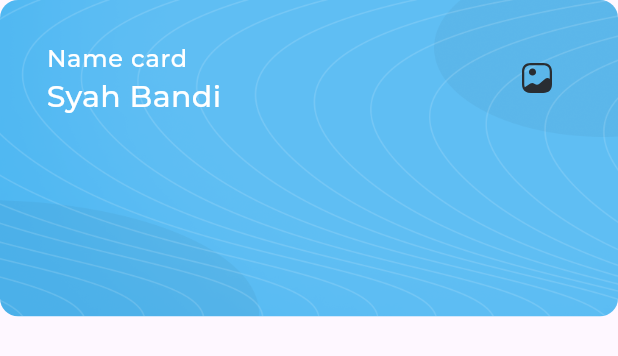
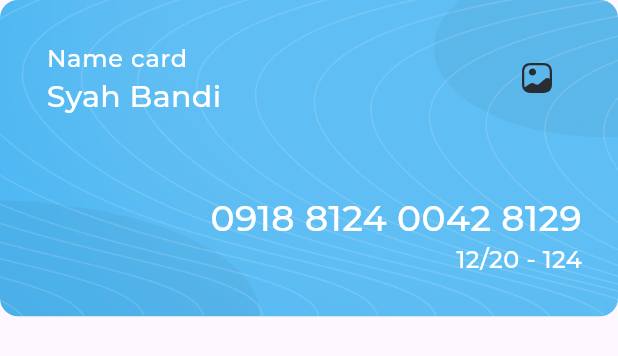
Before and after one commit to raghadhawat/responsive_dash_board, a Flutter app: the MyCard widget shown alone on an empty page, opened directly, on a phone screen of 412 x 824 dp. Shown: the top 356 px of the screen. Run offline on Flutter 3.47's test engine with Material 3 defaults, Android fonts, the phone set to English and light mode, and no system bars; our stand-ins replace flutter_svg; project files that could hold a hidden picture were left out.

Commit message:
my card done

```diff
--- a/lib/widgets/my_card.dart
+++ b/lib/widgets/my_card.dart
@@ -20,9 +20,10 @@ class MyCard extends StatelessWidget {
           ),
         ),
         child: Column(
+          crossAxisAlignment: CrossAxisAlignment.end,
           children: [
             ListTile(
-              contentPadding: EdgeInsets.only(
+              contentPadding: const EdgeInsets.only(
                 right: 42,
                 left: 31,
                 top: 16,
@@ -41,6 +42,32 @@ class MyCard extends StatelessWidget {
                 Assets.imagesGallery,
               ),
             ),
+            const Expanded(
+              child: SizedBox(),
+            ),
+            Padding(
+              padding: const EdgeInsets.only(right: 24),
+              child: Column(
+                crossAxisAlignment: CrossAxisAlignment.end,
+                children: [
+                  Text(
+                    '0918 8124 0042 8129',
+                    style: AppStyles.styleSemiBold24.copyWith(
+                      color: Colors.white,
+                    ),
+                  ),
+                  Text(
+                    '12/20 - 124',
+                    style: AppStyles.styleRegular16.copyWith(
+                      color: Colors.white,
+                    ),
+                  ),
+                ],
+              ),
+            ),
+            const SizedBox(
+              height: 54 - 28,
+            )
           ],
         ),
       ),
```
